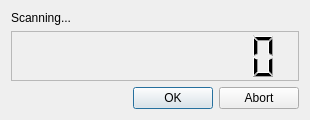
Above: rescandialog.ui from callaa/Piqs before the change. Below: the same form after it.
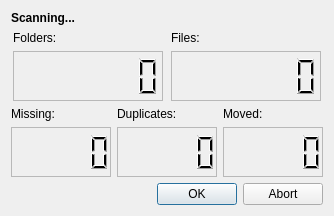
That is the form after the change.

Diff of the .ui file:
```diff
--- a/rescandialog.ui
+++ b/rescandialog.ui
@@ -6,42 +6,230 @@
    <rect>
     <x>0</x>
     <y>0</y>
-    <width>310</width>
-    <height>106</height>
+    <width>318</width>
+    <height>202</height>
    </rect>
   </property>
+  <property name="sizePolicy">
+   <sizepolicy hsizetype="Fixed" vsizetype="Fixed">
+    <horstretch>0</horstretch>
+    <verstretch>0</verstretch>
+   </sizepolicy>
+  </property>
   <property name="windowTitle">
    <string>Dialog</string>
   </property>
   <layout class="QVBoxLayout" name="verticalLayout">
    <item>
     <widget class="QLabel" name="statuslabel">
+     <property name="font">
+      <font>
+       <weight>75</weight>
+       <bold>true</bold>
+      </font>
+     </property>
      <property name="text">
       <string>Scanning...</string>
      </property>
     </widget>
    </item>
    <item>
-    <widget class="QLCDNumber" name="picturecount">
-     <property name="minimumSize">
-      <size>
-       <width>0</width>
-       <height>50</height>
-      </size>
-     </property>
-     <property name="frameShape">
-      <enum>QFrame::StyledPanel</enum>
-     </property>
-     <property name="frameShadow">
-      <enum>QFrame::Sunken</enum>
-     </property>
-     <property name="numDigits">
-      <number>10</number>
-     </property>
-     <property name="intValue" stdset="0">
-      <number>0</number>
-     </property>
-    </widget>
+    <layout class="QGridLayout" name="gridLayout_2">
+     <item row="0" column="0">
+      <widget class="QLabel" name="label">
+       <property name="text">
+        <string>Folders:</string>
+       </property>
+      </widget>
+     </item>
+     <item row="0" column="1">
+      <widget class="QLabel" name="label_2">
+       <property name="text">
+        <string>Files:</string>
+       </property>
+      </widget>
+     </item>
+     <item row="1" column="0">
+      <widget class="QLCDNumber" name="foldercount">
+       <property name="sizePolicy">
+        <sizepolicy hsizetype="Fixed" vsizetype="Minimum">
+         <horstretch>0</horstretch>
+         <verstretch>0</verstretch>
+        </sizepolicy>
+       </property>
+       <property name="minimumSize">
+        <size>
+         <width>150</width>
+         <height>50</height>
+        </size>
+       </property>
+       <property name="frameShape">
+        <enum>QFrame::StyledPanel</enum>
+       </property>
+       <property name="frameShadow">
+        <enum>QFrame::Sunken</enum>
+       </property>
+       <property name="numDigits">
+        <number>7</number>
+       </property>
+       <property name="digitCount">
+        <number>7</number>
+       </property>
+       <property name="intValue" stdset="0">
+        <number>0</number>
+       </property>
+      </widget>
+     </item>
+     <item row="1" column="1">
+      <widget class="QLCDNumber" name="picturecount">
+       <property name="sizePolicy">
+        <sizepolicy hsizetype="Fixed" vsizetype="Fixed">
+         <horstretch>0</horstretch>
+         <verstretch>0</verstretch>
+        </sizepolicy>
+       </property>
+       <property name="minimumSize">
+        <size>
+         <width>150</width>
+         <height>50</height>
+        </size>
+       </property>
+       <property name="frameShape">
+        <enum>QFrame::StyledPanel</enum>
+       </property>
+       <property name="frameShadow">
+        <enum>QFrame::Sunken</enum>
+       </property>
+       <property name="numDigits">
+        <number>7</number>
+       </property>
+       <property name="digitCount">
+        <number>7</number>
+       </property>
+       <property name="intValue" stdset="0">
+        <number>0</number>
+       </property>
+      </widget>
+     </item>
+    </layout>
+   </item>
+   <item>
+    <layout class="QGridLayout" name="gridLayout">
+     <item row="0" column="0">
+      <widget class="QLabel" name="label_3">
+       <property name="text">
+        <string>Missing:</string>
+       </property>
+      </widget>
+     </item>
+     <item row="0" column="1">
+      <widget class="QLabel" name="label_4">
+       <property name="text">
+        <string>Duplicates:</string>
+       </property>
+      </widget>
+     </item>
+     <item row="0" column="2">
+      <widget class="QLabel" name="label_5">
+       <property name="text">
+        <string>Moved:</string>
+       </property>
+      </widget>
+     </item>
+     <item row="1" column="0">
+      <widget class="QLCDNumber" name="missingcount">
+       <property name="sizePolicy">
+        <sizepolicy hsizetype="Fixed" vsizetype="Fixed">
+         <horstretch>0</horstretch>
+         <verstretch>0</verstretch>
+        </sizepolicy>
+       </property>
+       <property name="minimumSize">
+        <size>
+         <width>100</width>
+         <height>50</height>
+        </size>
+       </property>
+       <property name="frameShape">
+        <enum>QFrame::StyledPanel</enum>
+       </property>
+       <property name="frameShadow">
+        <enum>QFrame::Sunken</enum>
+       </property>
+       <property name="numDigits">
+        <number>5</number>
+       </property>
+       <property name="digitCount">
+        <number>5</number>
+       </property>
+       <property name="intValue" stdset="0">
+        <number>0</number>
+       </property>
+      </widget>
+     </item>
+     <item row="1" column="1">
+      <widget class="QLCDNumber" name="dupecount">
+       <property name="sizePolicy">
+        <sizepolicy hsizetype="Fixed" vsizetype="Fixed">
+         <horstretch>0</horstretch>
+         <verstretch>0</verstretch>
+        </sizepolicy>
+       </property>
+       <property name="minimumSize">
+        <size>
+         <width>100</width>
+         <height>50</height>
+        </size>
+       </property>
+       <property name="frameShape">
+        <enum>QFrame::StyledPanel</enum>
+       </property>
+       <property name="frameShadow">
+        <enum>QFrame::Sunken</enum>
+       </property>
+       <property name="numDigits">
+        <number>5</number>
+       </property>
+       <property name="digitCount">
+        <number>5</number>
+       </property>
+       <property name="intValue" stdset="0">
+        <number>0</number>
+       </property>
+      </widget>
+     </item>
+     <item row="1" column="2">
+      <widget class="QLCDNumber" name="movecount">
+       <property name="sizePolicy">
+        <sizepolicy hsizetype="Fixed" vsizetype="Fixed">
+         <horstretch>0</horstretch>
+         <verstretch>0</verstretch>
+        </sizepolicy>
+       </property>
+       <property name="minimumSize">
+        <size>
+         <width>100</width>
+         <height>50</height>
+        </size>
+       </property>
+       <property name="frameShape">
+        <enum>QFrame::StyledPanel</enum>
+       </property>
+       <property name="frameShadow">
+        <enum>QFrame::Sunken</enum>
+       </property>
+       <property name="numDigits">
+        <number>5</number>
+       </property>
+       <property name="digitCount">
+        <number>5</number>
+       </property>
+       <property name="intValue" stdset="0">
+        <number>0</number>
+       </property>
+      </widget>
+     </item>
+    </layout>
    </item>
    <item>
     <widget class="QDialogButtonBox" name="buttonBox">
```
Left out of the diff: 2 changed lines with no effect on the pictures.
